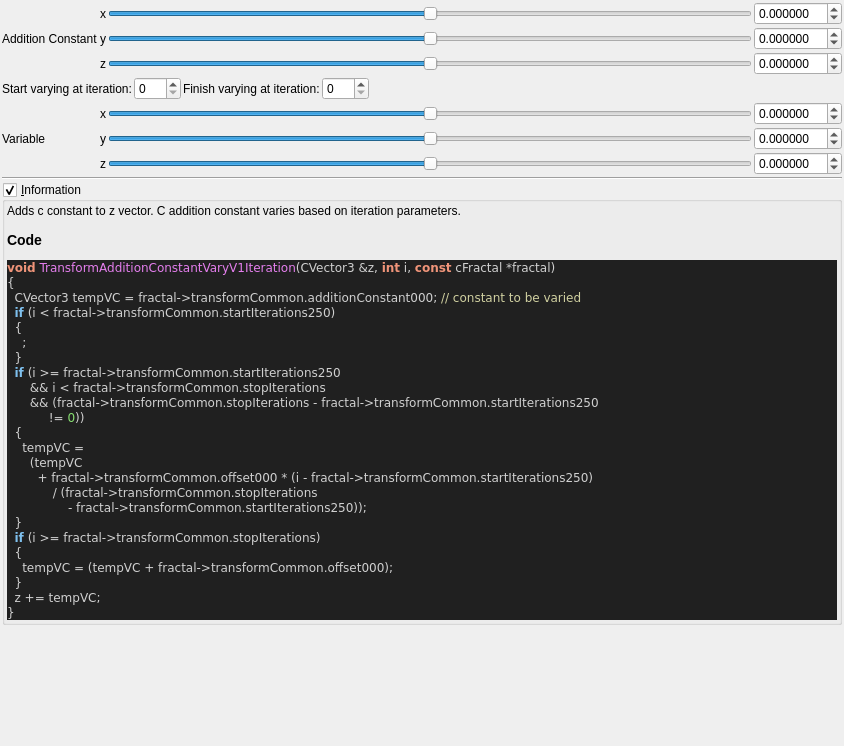
Qt form mandelbulber2/qt_data/fractal_transf_addition_constant_varyV1.ui (buddhi1980/mandelbulber2) before a commit.
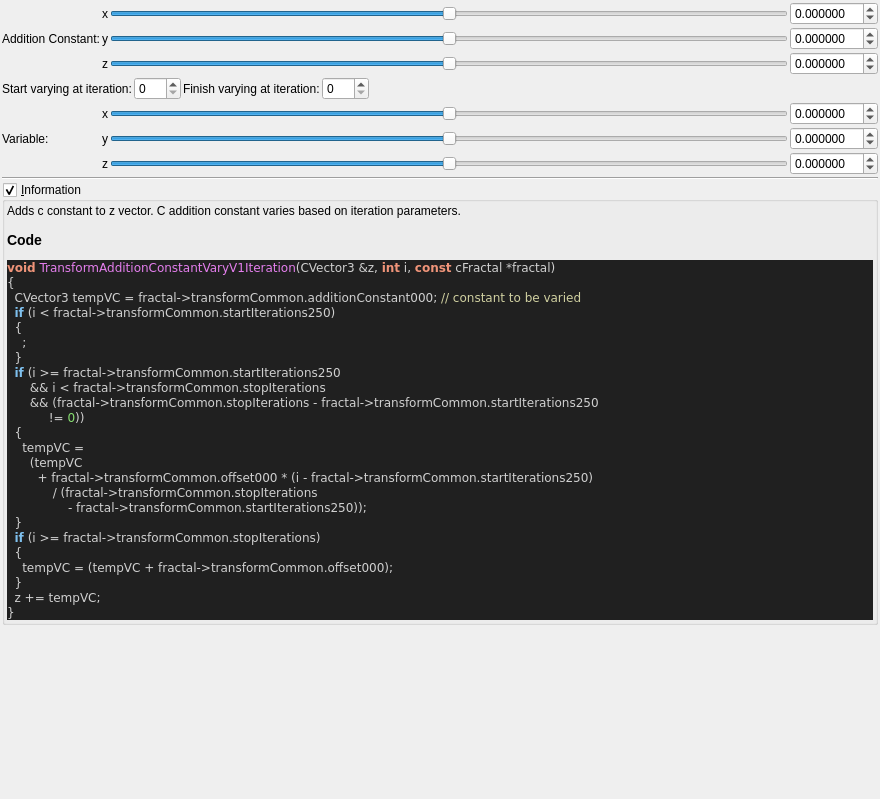
The same form after that commit. Custom widgets are drawn as their Qt base class.

The edit to the form file:
```diff
--- a/mandelbulber2/qt_data/fractal_transf_addition_constant_varyV1.ui
+++ b/mandelbulber2/qt_data/fractal_transf_addition_constant_varyV1.ui
@@ -6,8 +6,8 @@
    <rect>
     <x>0</x>
     <y>0</y>
-    <width>844</width>
-    <height>746</height>
+    <width>880</width>
+    <height>799</height>
    </rect>
   </property>
   <property name="windowTitle">
@@ -372,7 +372,7 @@
      <item row="1" column="0">
       <widget class="QLabel" name="label_164">
        <property name="text">
-        <string>Addition Constant</string>
+        <string>Addition Constant:</string>
        </property>
       </widget>
      </item>
@@ -443,7 +443,7 @@
      <item row="5" column="0">
       <widget class="QLabel" name="label_166">
        <property name="text">
-        <string>Variable</string>
+        <string>Variable:</string>
        </property>
       </widget>
      </item>
```
Left out of the diff: 17 changed lines with no effect on the pictures.
